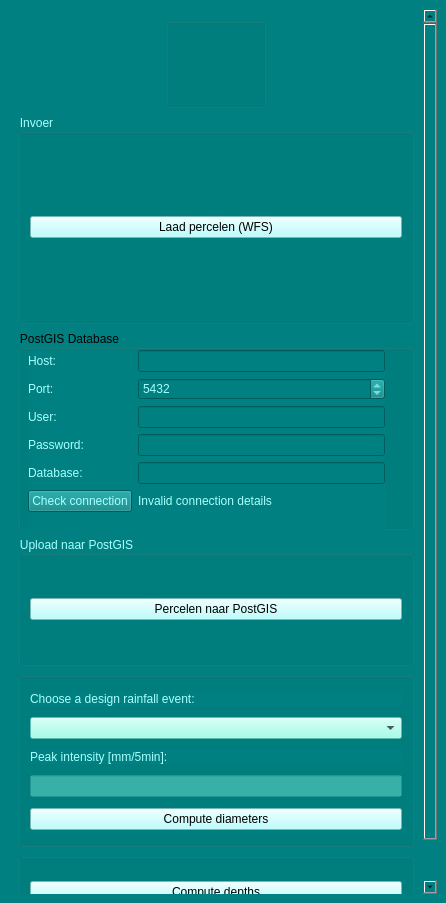
Before: the Qt Designer form afkoppelkansenkaart/afkoppelkansenkaart_dockwidget_base.ui in nens/afkoppelkansenkaart, drawn with Qt 5.
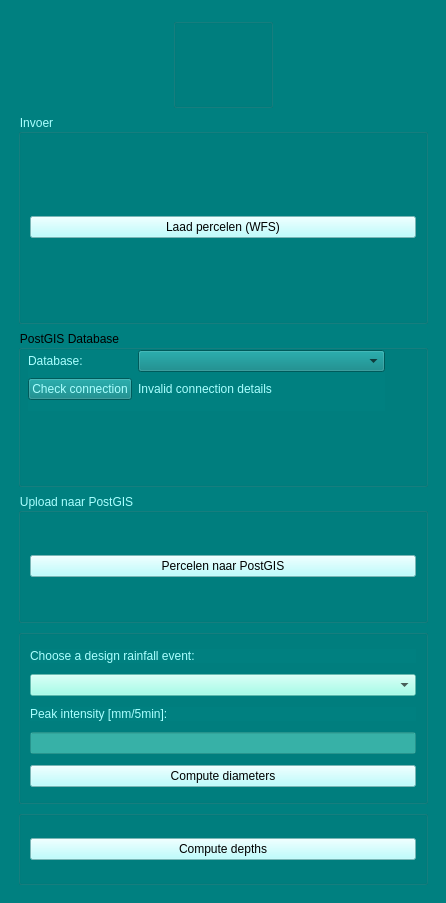
After: the same form once the commit is applied. Icons and pictures are not drawn. Custom widgets are drawn as their Qt base class.

What changed in the file:
```diff
--- a/afkoppelkansenkaart/afkoppelkansenkaart_dockwidget_base.ui
+++ b/afkoppelkansenkaart/afkoppelkansenkaart_dockwidget_base.ui
@@ -43,8 +43,8 @@
         <rect>
          <x>0</x>
          <y>0</y>
-         <width>403</width>
-         <height>937</height>
+         <width>424</width>
+         <height>855</height>
         </rect>
        </property>
        <layout class="QVBoxLayout" name="verticalLayout">
@@ -126,7 +126,7 @@
           <property name="minimumSize">
            <size>
             <width>0</width>
-            <height>200</height>
+            <height>40</height>
            </size>
           </property>
           <property name="styleSheet">
@@ -144,7 +144,7 @@
              <x>10</x>
              <y>20</y>
              <width>357</width>
-             <height>196</height>
+             <height>61</height>
             </rect>
            </property>
            <layout class="QFormLayout" name="formLayout_2">
@@ -154,85 +154,11 @@
                <string notr="true">color: rgb(170, 255, 255);</string>
               </property>
               <property name="text">
-               <string>Host:</string>
-              </property>
-             </widget>
-            </item>
-            <item row="1" column="0">
-             <widget class="QLabel" name="label_2">
-              <property name="styleSheet">
-               <string notr="true">color: rgb(170, 255, 255);</string>
-              </property>
-              <property name="text">
-               <string>Port:</string>
-              </property>
-             </widget>
-            </item>
-            <item row="1" column="1">
-             <widget class="QSpinBox" name="spinBox_Port">
-              <property name="styleSheet">
-               <string notr="true">color: rgb(170, 255, 255);</string>
-              </property>
-              <property name="maximum">
-               <number>99999</number>
-              </property>
-              <property name="value">
-               <number>5432</number>
-              </property>
-             </widget>
-            </item>
-            <item row="2" column="0">
-             <widget class="QLabel" name="label_3">
-              <property name="styleSheet">
-               <string notr="true">color: rgb(170, 255, 255);</string>
-              </property>
-              <property name="text">
-               <string>User:</string>
-              </property>
-             </widget>
-            </item>
-            <item row="2" column="1">
-             <widget class="QLineEdit" name="lineEdit_User">
-              <property name="styleSheet">
-               <string notr="true">color: rgb(170, 255, 255);</string>
-              </property>
-             </widget>
-            </item>
-            <item row="3" column="0">
-             <widget class="QLabel" name="label_6">
-              <property name="styleSheet">
-               <string notr="true">color: rgb(170, 255, 255);</string>
-              </property>
-              <property name="text">
-               <string>Password:</string>
-              </property>
-             </widget>
-            </item>
-            <item row="3" column="1">
-             <widget class="QLineEdit" name="lineEdit_Password">
-              <property name="styleSheet">
-               <string notr="true">color: rgb(170, 255, 255);</string>
-              </property>
-             </widget>
-            </item>
-            <item row="4" column="0">
-             <widget class="QLabel" name="label_4">
-              <property name="styleSheet">
-               <string notr="true">color: rgb(170, 255, 255);</string>
-              </property>
-              <property name="text">
                <string>Database:</string>
               </property>
              </widget>
             </item>
-            <item row="4" column="1">
-             <widget class="QLineEdit" name="lineEdit_Database">
-              <property name="styleSheet">
-               <string notr="true">color: rgb(170, 255, 255);</string>
-              </property>
-             </widget>
-            </item>
-            <item row="5" column="0">
+            <item row="1" column="0">
              <widget class="QPushButton" name="pushButton_CheckConnection">
               <property name="styleSheet">
                <string notr="true">color: rgb(170, 255, 255);</string>
@@ -242,7 +168,7 @@
               </property>
              </widget>
             </item>
-            <item row="5" column="1">
+            <item row="1" column="1">
              <widget class="QLabel" name="label_StatusValue">
               <property name="styleSheet">
                <string notr="true">color: rgb(170, 255, 255);</string>
@@ -253,11 +179,7 @@
              </widget>
             </item>
             <item row="0" column="1">
-             <widget class="QLineEdit" name="lineEdit_Host">
-              <property name="styleSheet">
-               <string notr="true">color: rgb(170, 255, 255);</string>
-              </property>
-             </widget>
+             <widget class="QComboBox" name="comboBox_PostGISDatabases"/>
             </item>
            </layout>
           </widget>
```
